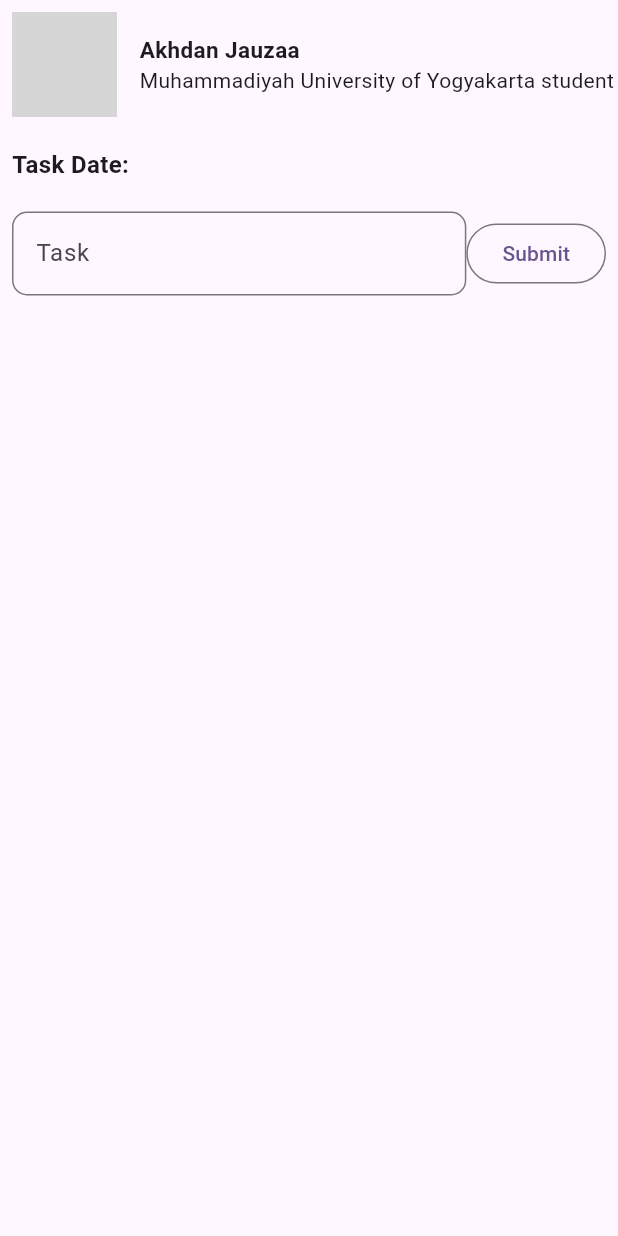
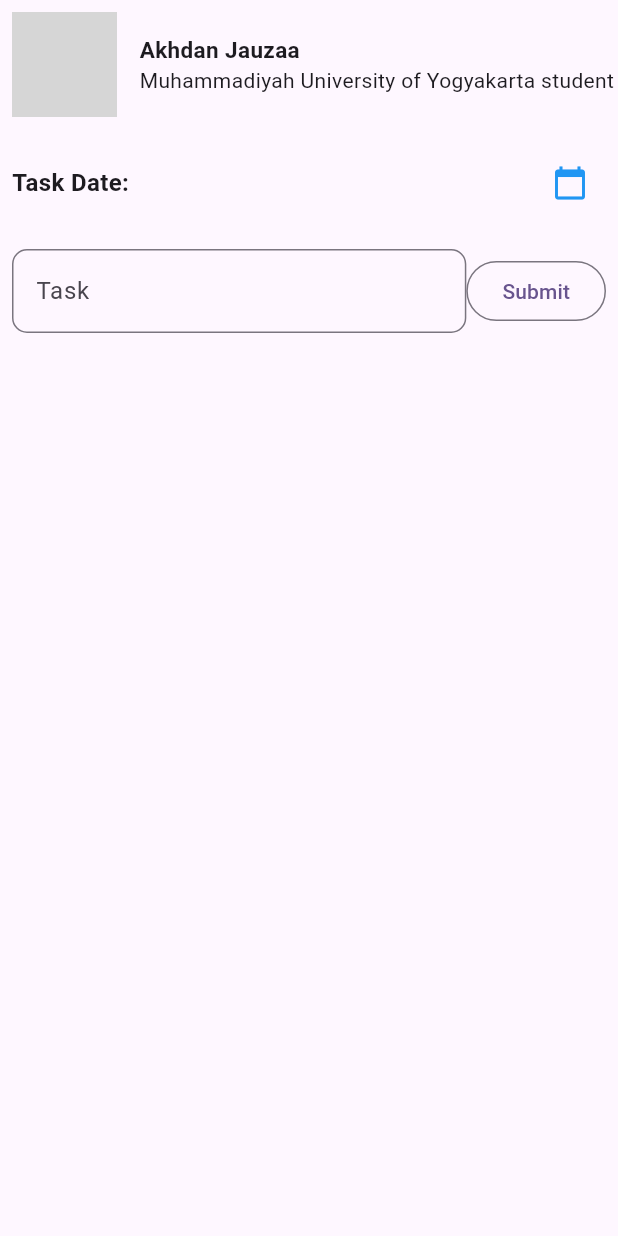
Before and after one commit to adandoang/TodoApp_0174, a Flutter app: the screen it shows after launch, on a phone screen of 412 x 824 dp. Run offline on Flutter 3.47's test engine with Material 3 defaults, Android fonts, the phone set to English and light mode, and no system bars; grey boxes are pictures that could not be loaded.

Commit message:
menambahkan icon button calender

```diff
--- a/lib/profile_page.dart
+++ b/lib/profile_page.dart
@@ -53,6 +53,12 @@ class _ProfilPageState extends State<ProfilPage> {
                   Text(
                     "Task Date:",
                     style: TextStyle(fontSize: 16, fontWeight: FontWeight.bold),
+                  ),
+                  IconButton(
+                    icon: Icon(Icons.calendar_today, color: Colors.blue),
+                    onPressed: () {
+
+                    },
                   ),
                 ],
               ),
```
